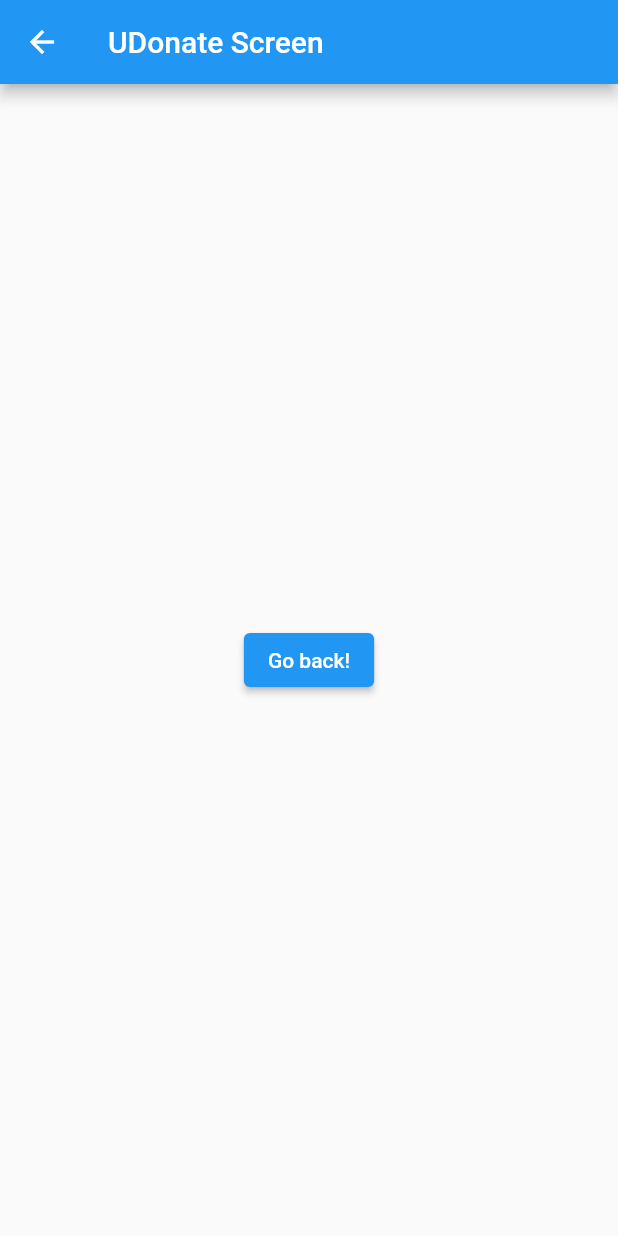
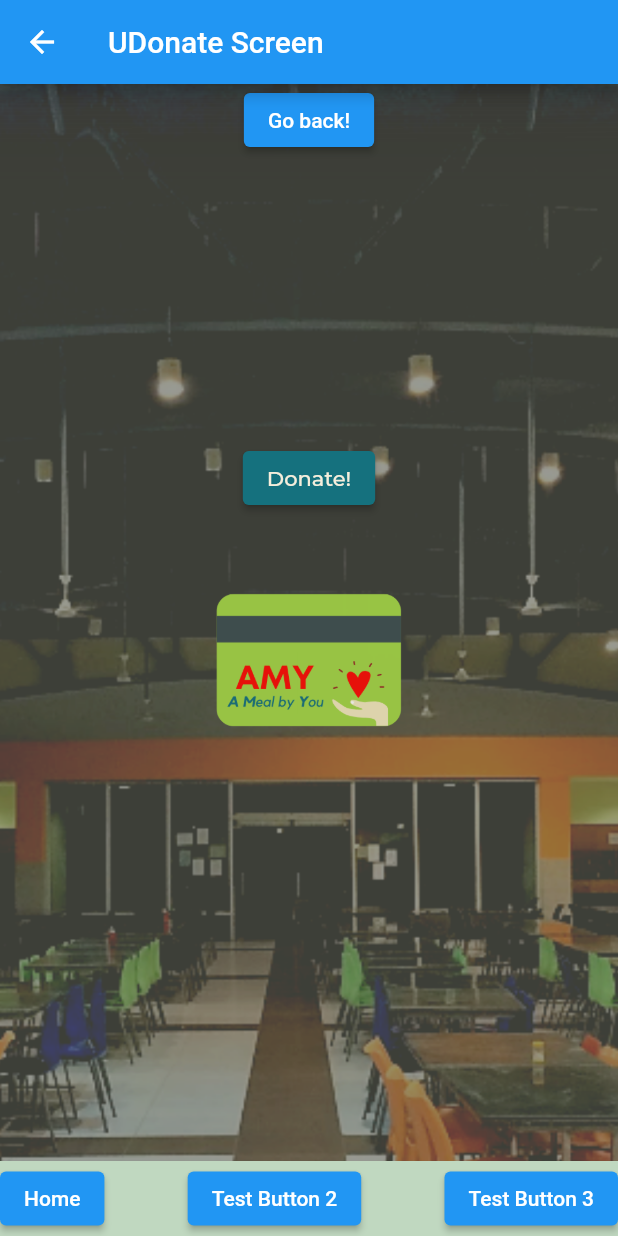
Before and after one commit to ps428/AMY, a Flutter app: the UDonateScreen screen opened by its route, on a phone screen of 412 x 824 dp. Run offline on Flutter 3.47's test engine with Material 2 defaults, Android fonts, the phone set to English and light mode, and no system bars; our stand-ins replace flutter_spinkit; project files that could hold a hidden picture were left out.

Commit message:
Donate page structure done

```diff
--- a/Flutter/amy/lib/routes/user/udonate.dart
+++ b/Flutter/amy/lib/routes/user/udonate.dart
@@ -1,7 +1,11 @@
 import 'package:flutter/material.dart';
+
+import '../../constants.dart';
 
 class UDonateScreen extends StatelessWidget {
   const UDonateScreen({Key? key}) : super(key: key);
+
+  get bottomAppBarContents => null;
 
   @override
   Widget build(BuildContext context) {
@@ -9,8 +13,18 @@
       appBar: AppBar(
         title: const Text('UDonate Screen'),
       ),
-      body: Center(
-        child: ElevatedButton(
+      body: Container(
+        decoration: const BoxDecoration(
+          image: DecorationImage(
+            image: AssetImage("assets/images/bg1.png"),
+            fit: BoxFit.cover,
+          ),
+        ),
+        child: Column(
+         //  crossAxisAlignment: CrossAxisAlignment.stretch,
+            mainAxisAlignment: MainAxisAlignment.spaceBetween,
+          children:  [
+            ElevatedButton(
             // Within the UDonateScreen widget
             onPressed: () {
           // Navigate back to the first screen by popping the current route
@@ -19,6 +33,66 @@
     },
       child: const Text('Go back!'),
     ),
+            StyledButtonMonterrsat(
+              // Within the UDonateScreen widget
+              onPressed: () {
+                // Navigate back to the first screen by popping the current route
+                // off the stack.
+                Navigator.pushNamed(context, '/');
+              }, text: 'Donate!',
+
+            ),
+
+            Container(
+              //  alignment: Alignment.bottomCenter,
+              height: 50.0,
+              width: double.infinity,
+
+            ),
+            Container(
+            // //  alignment: Alignment.bottomCenter,
+             height: 50.0,
+            //    width: double.infinity,
+              color: Color(0xffC0D8C0),
+                child: Row(
+
+                  //  crossAxisAlignment: CrossAxisAlignment.stretch,
+                  mainAxisAlignment: MainAxisAlignment.spaceBetween,
+                  children:  [
+                    ElevatedButton(
+                      // Within the UDonateScreen widget
+                      onPressed: () {
+                        // Navigate back to the first screen by popping the current route
+                        // off the stack.
+                        Navigator.pushNamed(context, '/');
+                      },
+                      child: const Text('Home'),
+                    ),
+                    ElevatedButton(
+                      // Within the UDonateScreen widget
+                      onPressed: () {
+                        // Navigate back to the first screen by popping the current route
+                        // off the stack.
+                        Navigator.pushNamed(context, '/');
+                      },
+                      child: const Text('Test Button 2'),
+                    ),
+                    ElevatedButton(
+                      // Within the UDonateScreen widget
+                      onPressed: () {
+                        // Navigate back to the first screen by popping the current route
+                        // off the stack.
+                        Navigator.pushNamed(context, '/');
+                      },
+                      child: const Text('Test Button 3'),
+                    ),
+                  ],
+                )
+            ),
+
+          ],
+
+        ) /* add child content here */,
       ),
        );
   }
```
Lines whose indentation alone changed are shown as unchanged.
